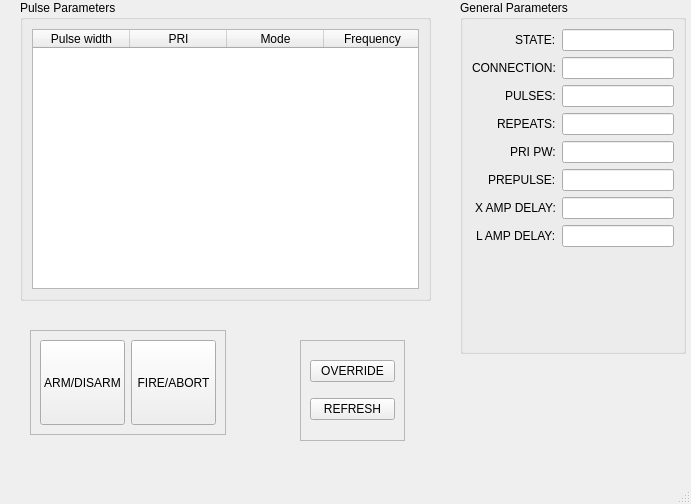
First picture: the form in controller_gui.ui, repository nextrad/tcu_software, before the edit.
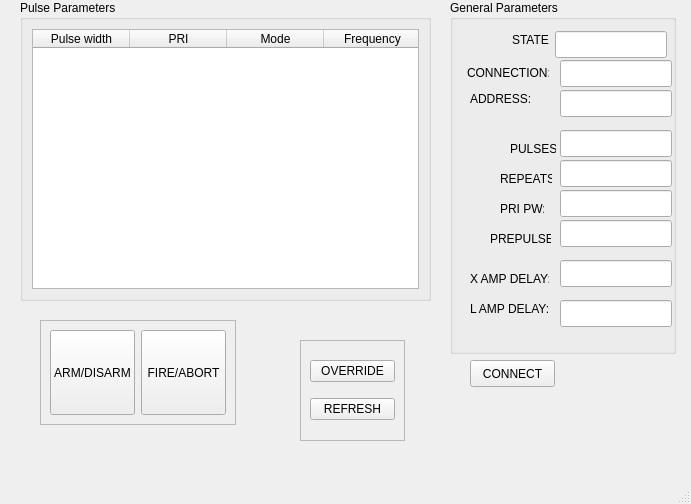
Second picture: the form after the edit.

Commit message: add extra buttons to controller gui

```diff
--- a/controller_gui.ui
+++ b/controller_gui.ui
@@ -17,7 +17,7 @@
    <widget class="QGroupBox" name="groupBox">
     <property name="geometry">
      <rect>
-      <x>460</x>
+      <x>450</x>
       <y>0</y>
       <width>226</width>
       <height>354</height>
@@ -32,123 +32,240 @@
     <property name="title">
      <string>General Parameters</string>
     </property>
-    <layout class="QFormLayout" name="formLayout">
-     <property name="labelAlignment">
-      <set>Qt::AlignRight|Qt::AlignTrailing|Qt::AlignVCenter</set>
-     </property>
-     <item row="1" column="0">
       <widget class="QLabel" name="label">
+     <property name="geometry">
+      <rect>
+       <x>62</x>
+       <y>31</y>
+       <width>37</width>
+       <height>17</height>
+      </rect>
+     </property>
        <property name="text">
         <string>STATE:</string>
        </property>
       </widget>
-     </item>
-     <item row="1" column="1">
       <widget class="QLineEdit" name="txt_state">
+     <property name="geometry">
+      <rect>
+       <x>105</x>
+       <y>31</y>
+       <width>112</width>
+       <height>27</height>
+      </rect>
+     </property>
        <property name="readOnly">
         <bool>true</bool>
        </property>
       </widget>
-     </item>
-     <item row="2" column="0">
       <widget class="QLabel" name="label_16">
+     <property name="geometry">
+      <rect>
+       <x>17</x>
+       <y>64</y>
+       <width>82</width>
+       <height>17</height>
+      </rect>
+     </property>
        <property name="text">
         <string>CONNECTION:</string>
        </property>
       </widget>
-     </item>
-     <item row="2" column="1">
       <widget class="QLineEdit" name="txt_connection">
+     <property name="geometry">
+      <rect>
+       <x>110</x>
+       <y>60</y>
+       <width>112</width>
+       <height>27</height>
+      </rect>
+     </property>
        <property name="readOnly">
         <bool>true</bool>
        </property>
       </widget>
-     </item>
-     <item row="3" column="0">
       <widget class="QLabel" name="label_4">
+     <property name="geometry">
+      <rect>
+       <x>60</x>
+       <y>140</y>
+       <width>46</width>
+       <height>17</height>
+      </rect>
+     </property>
        <property name="text">
         <string>PULSES:</string>
        </property>
       </widget>
-     </item>
-     <item row="3" column="1">
       <widget class="QLineEdit" name="txt_pulses">
+     <property name="geometry">
+      <rect>
+       <x>110</x>
+       <y>130</y>
+       <width>112</width>
+       <height>27</height>
+      </rect>
+     </property>
        <property name="readOnly">
         <bool>true</bool>
        </property>
       </widget>
-     </item>
-     <item row="4" column="0">
       <widget class="QLabel" name="label_6">
+     <property name="geometry">
+      <rect>
+       <x>50</x>
+       <y>170</y>
+       <width>52</width>
+       <height>17</height>
+      </rect>
+     </property>
        <property name="text">
         <string>REPEATS:</string>
        </property>
       </widget>
-     </item>
-     <item row="4" column="1">
       <widget class="QLineEdit" name="txt_repeats">
+     <property name="geometry">
+      <rect>
+       <x>110</x>
+       <y>160</y>
+       <width>112</width>
+       <height>27</height>
+      </rect>
+     </property>
        <property name="readOnly">
         <bool>true</bool>
        </property>
       </widget>
-     </item>
-     <item row="5" column="0">
       <widget class="QLabel" name="label_8">
+     <property name="geometry">
+      <rect>
+       <x>50</x>
+       <y>200</y>
+       <width>44</width>
+       <height>17</height>
+      </rect>
+     </property>
        <property name="text">
         <string>PRI PW:</string>
        </property>
       </widget>
-     </item>
-     <item row="5" column="1">
       <widget class="QLineEdit" name="txt_pri_pw">
+     <property name="geometry">
+      <rect>
+       <x>110</x>
+       <y>190</y>
+       <width>112</width>
+       <height>27</height>
+      </rect>
+     </property>
        <property name="readOnly">
         <bool>true</bool>
        </property>
       </widget>
-     </item>
-     <item row="6" column="0">
       <widget class="QLabel" name="label_10">
+     <property name="geometry">
+      <rect>
+       <x>40</x>
+       <y>230</y>
+       <width>61</width>
+       <height>17</height>
+      </rect>
+     </property>
        <property name="text">
         <string>PREPULSE:</string>
        </property>
       </widget>
-     </item>
-     <item row="6" column="1">
       <widget class="QLineEdit" name="txt_prepulse">
+     <property name="geometry">
+      <rect>
+       <x>110</x>
+       <y>220</y>
+       <width>112</width>
+       <height>27</height>
+      </rect>
+     </property>
        <property name="readOnly">
         <bool>true</bool>
        </property>
       </widget>
-     </item>
-     <item row="7" column="0">
       <widget class="QLabel" name="label_12">
+     <property name="geometry">
+      <rect>
+       <x>20</x>
+       <y>270</y>
+       <width>79</width>
+       <height>17</height>
+      </rect>
+     </property>
        <property name="text">
         <string>X AMP DELAY:</string>
        </property>
       </widget>
-     </item>
-     <item row="7" column="1">
       <widget class="QLineEdit" name="txt_x_amp_delay">
+     <property name="geometry">
+      <rect>
+       <x>110</x>
+       <y>260</y>
+       <width>112</width>
+       <height>27</height>
+      </rect>
+     </property>
        <property name="readOnly">
         <bool>true</bool>
        </property>
       </widget>
-     </item>
-     <item row="8" column="0">
+    <widget class="QLineEdit" name="txt_l_amp_delay">
+     <property name="geometry">
+      <rect>
+       <x>110</x>
+       <y>300</y>
+       <width>112</width>
+       <height>27</height>
+      </rect>
+     </property>
+     <property name="readOnly">
+      <bool>true</bool>
+     </property>
+    </widget>
       <widget class="QLabel" name="label_14">
+     <property name="geometry">
+      <rect>
+       <x>20</x>
+       <y>300</y>
+       <width>78</width>
+       <height>17</height>
+      </rect>
+     </property>
        <property name="text">
         <string>L AMP DELAY:</string>
        </property>
       </widget>
-     </item>
-     <item row="8" column="1">
-      <widget class="QLineEdit" name="txt_l_amp_delay">
+    <widget class="QLineEdit" name="txt_ipaddress">
+     <property name="geometry">
+      <rect>
+       <x>110</x>
+       <y>90</y>
+       <width>112</width>
+       <height>27</height>
+      </rect>
+     </property>
        <property name="readOnly">
         <bool>true</bool>
        </property>
       </widget>
-     </item>
-    </layout>
+    <widget class="QLabel" name="label_17">
+     <property name="geometry">
+      <rect>
+       <x>20</x>
+       <y>90</y>
+       <width>82</width>
+       <height>17</height>
+      </rect>
+     </property>
+     <property name="text">
+      <string>ADDRESS:</string>
+     </property>
+    </widget>
    </widget>
    <widget class="QGroupBox" name="groupBox_2">
     <property name="geometry">
@@ -248,8 +365,8 @@
    <widget class="QFrame" name="frame_2">
     <property name="geometry">
      <rect>
-      <x>30</x>
-      <y>330</y>
+      <x>40</x>
+      <y>320</y>
       <width>196</width>
       <height>105</height>
      </rect>
@@ -322,6 +439,19 @@
      </item>
     </layout>
    </widget>
+   <widget class="QPushButton" name="but_connect">
+    <property name="geometry">
+     <rect>
+      <x>470</x>
+      <y>360</y>
+      <width>85</width>
+      <height>27</height>
+     </rect>
+    </property>
+    <property name="text">
+     <string>CONNECT</string>
+    </property>
+   </widget>
   </widget>
   <widget class="QMenuBar" name="menubar">
    <property name="geometry">
```
Lines whose indentation alone changed are shown as unchanged.
